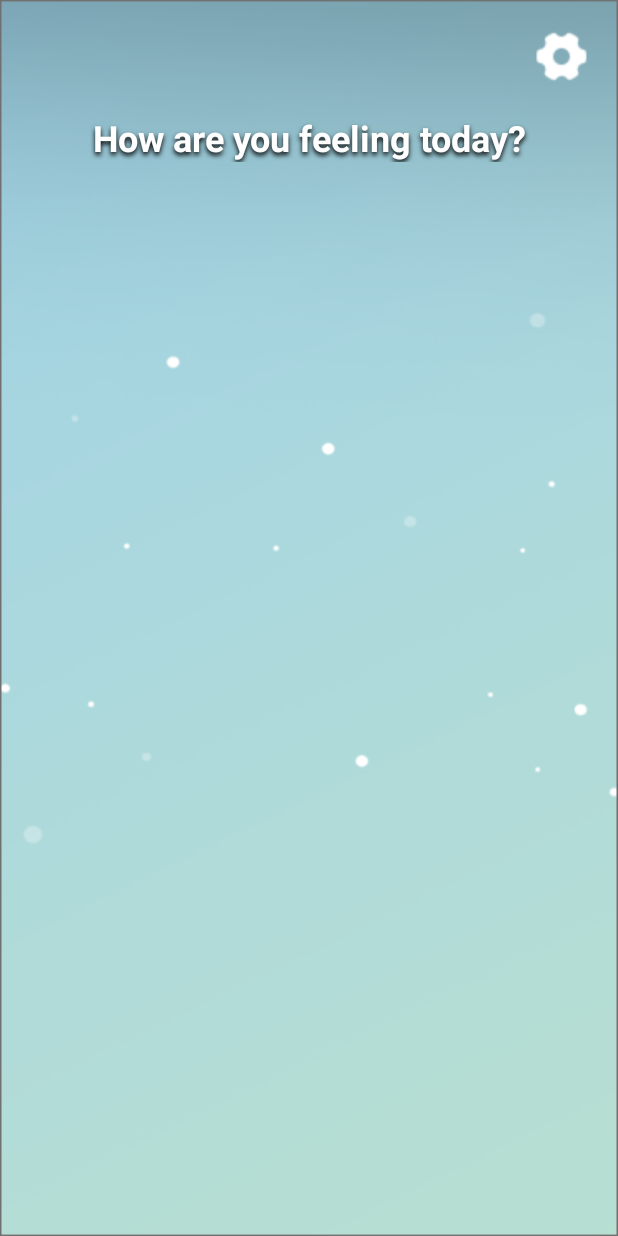
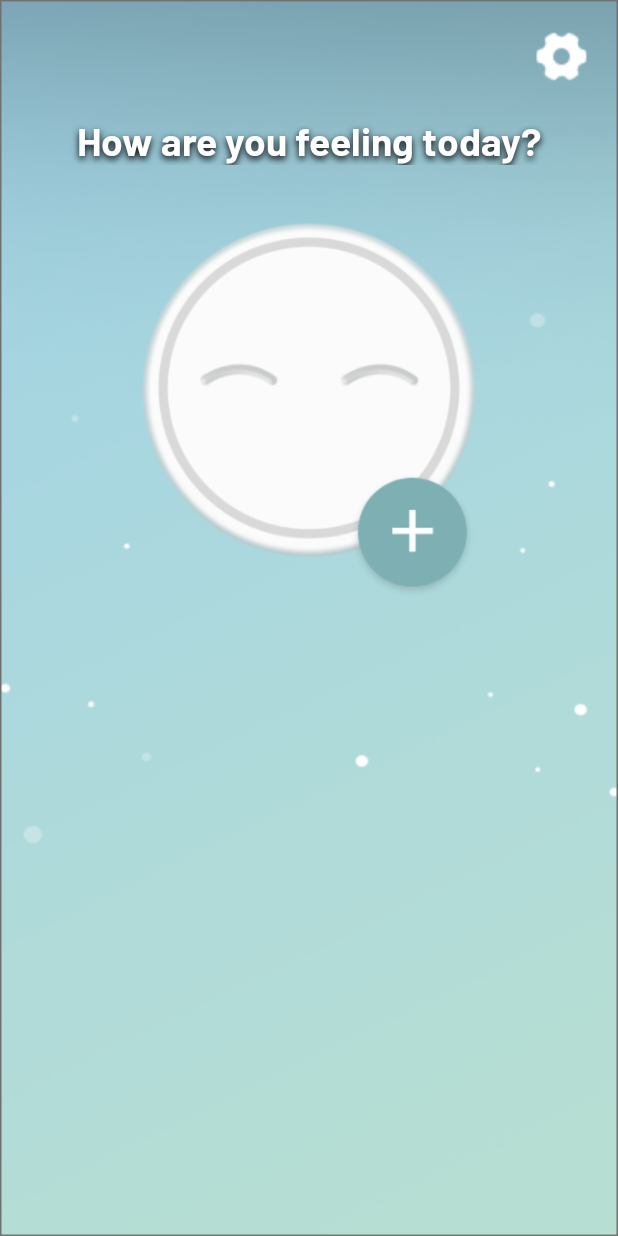
Before and after one commit to piggetro/ANDE, an Android app: the screen it shows after launch (MainActivity), on a phone screen of 412 x 824 dp. Run offline under Robolectric (Android 15) with nearby library versions, the phone set to English and light mode, and no system bars.

Commit message:
feat: done with top half of the homepage

```diff
--- a/app/src/main/res/layout/activity_main.xml
+++ b/app/src/main/res/layout/activity_main.xml
@@ -29,13 +29,21 @@
             android:layout_width="match_parent"
             android:layout_height="wrap_content"
             android:text="How are you feeling today?"
+            android:fontFamily="@font/barlow_bold"
             android:textColor="#FFFFFF"
-            android:textSize="24dp"
+            android:textSize="26dp"
             android:textStyle="bold"
             android:textAlignment="center"
             android:shadowColor="#000000"
             android:shadowDx="0"
             android:shadowDy="3"
-            android:shadowRadius="4" />
+            android:shadowRadius="6" />
+
+        <ImageView
+            android:id="@+id/imageView2"
+            android:layout_width="match_parent"
+            android:layout_height="400dp"
+            android:layout_marginTop="-50dp"
+            app:srcCompat="@drawable/homepage_emoji" />
     </LinearLayout>
 </androidx.constraintlayout.widget.ConstraintLayout>
```
Also changed, not shown: app/src/main/res/drawable/homepage_emoji.png (added).
